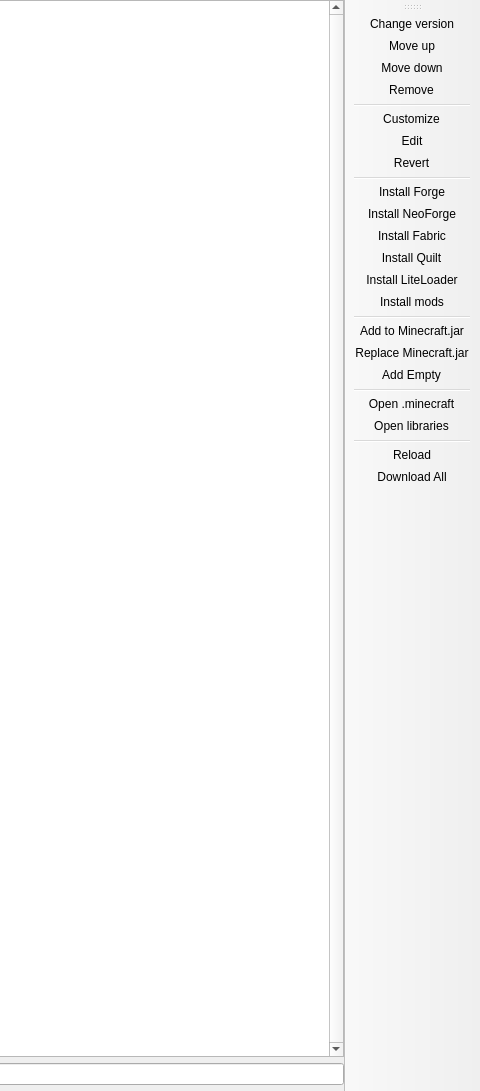
This is launcher/ui/pages/instance/VersionPage.ui in xslendix/PolyMC as Qt 5 draws it before an edit; both pictures show x 481 to 961 and y 0 to 1091 of the 961 by 1091 pixel window. The edited form follows.
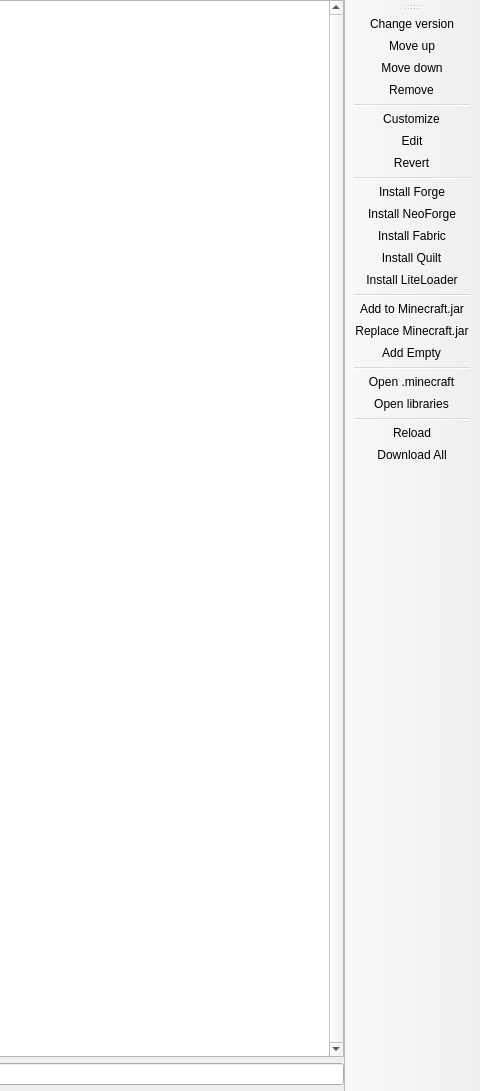
This is the edited form. Custom widgets are drawn as their Qt base class.

Commit message: Remove renduntant "Install mods" button from Versions page.

Patch:
```diff
--- a/launcher/ui/pages/instance/VersionPage.ui
+++ b/launcher/ui/pages/instance/VersionPage.ui
@@ -110,7 +110,6 @@
    <addaction name="actionInstall_Fabric"/>
    <addaction name="actionInstall_Quilt"/>
    <addaction name="actionInstall_LiteLoader"/>
-   <addaction name="actionInstall_mods"/>
    <addaction name="separator"/>
    <addaction name="actionAdd_to_Minecraft_jar"/>
    <addaction name="actionReplace_Minecraft_jar"/>
```
The commit also changes 2 other files.
